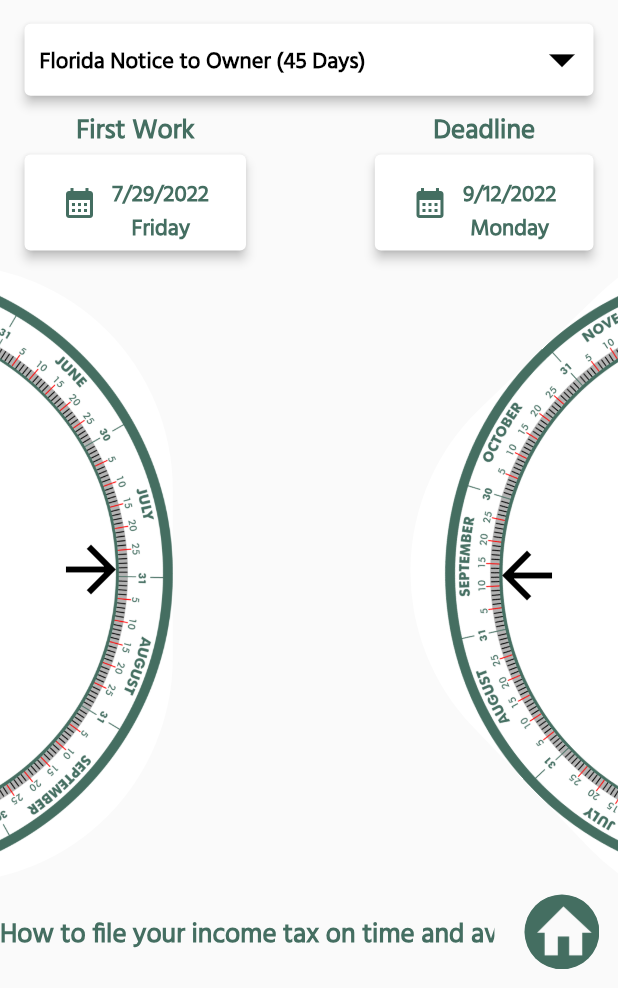
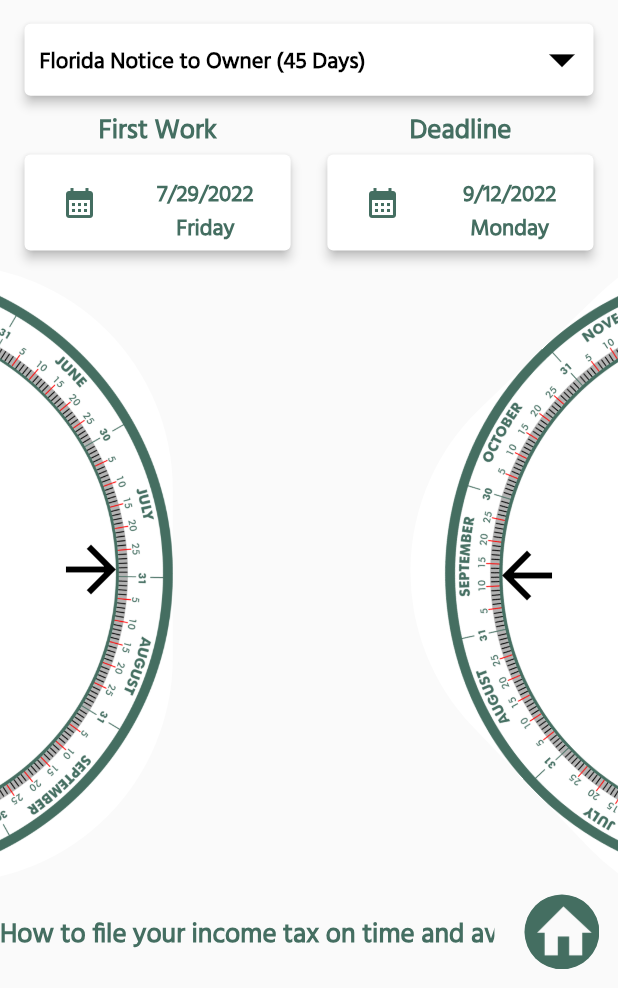
Before and after one commit to HarendraSinghChaudhary/Calander, a Flutter app: the Calc_u_Lien screen opened directly, on a phone screen of 412 x 824 dp, the part 248-1236 px from its top. Run offline on Flutter 3.47's test engine with Material 2 defaults, Android fonts, the phone set to English and light mode, and no system bars; drawn by our look-alikes of text_scroll; our stand-ins replace email_validator, expandable, file_picker, flutter_svg, get, google_fonts and 3 more; missing offline and left inert: mime_type; accounts and stored records are empty.

Commit message:
Check Exceptions width

```diff
--- a/lib/Screens/Homenav/calc_u_lien/calc_u_lien.dart
+++ b/lib/Screens/Homenav/calc_u_lien/calc_u_lien.dart
@@ -182,7 +182,7 @@ class _Calc_u_LienState extends State<Calc_u_Lien> {
                             ),
                             SizedBox(
                               // height: h * 0.085,
-                              // width: w * 0.45,
+                              width: w * 0.45,
                               child: Card(
                                 elevation: 3,
                                 child: Padding(
@@ -192,7 +192,7 @@ class _Calc_u_LienState extends State<Calc_u_Lien> {
                                       left: w * 0.06,
                                       right: w * 0.06),
                                   child: Row(
-                                    mainAxisAlignment: MainAxisAlignment.center,
+                                    mainAxisAlignment: MainAxisAlignment.spaceBetween,
                                     children: [
                                       const Icon(Icons.calendar_month_sharp,
                                           color: ktiledarkcolor),
@@ -248,6 +248,8 @@ class _Calc_u_LienState extends State<Calc_u_Lien> {
                               print("_enddate  $_enddate");
                               //  _selectDate("startDate", context);
                             },
+                            child: SizedBox(
+                               width: w * 0.45,
                               child: Card(
                                 elevation: 3,
                                 child: Padding(
@@ -257,7 +259,7 @@ class _Calc_u_LienState extends State<Calc_u_Lien> {
                                       left: w * 0.06,
                                       right: w * 0.06),
                                   child: Row(
-                                  mainAxisAlignment: MainAxisAlignment.center,
+                                    mainAxisAlignment: MainAxisAlignment.spaceBetween,
                                     children: [
                                       const Icon(Icons.calendar_month_sharp,
                                           color: ktiledarkcolor),
@@ -282,6 +284,7 @@ class _Calc_u_LienState extends State<Calc_u_Lien> {
                                         ),
                                       ),
                                     ],
+                                  ),
                                 ),
                               ),
                             ),
```
Also changed, not shown: lib/Screens/Homenav/lien_o_matic/an_architect.dart (+11 -47 lines). Lines whose indentation alone changed are shown as unchanged.
